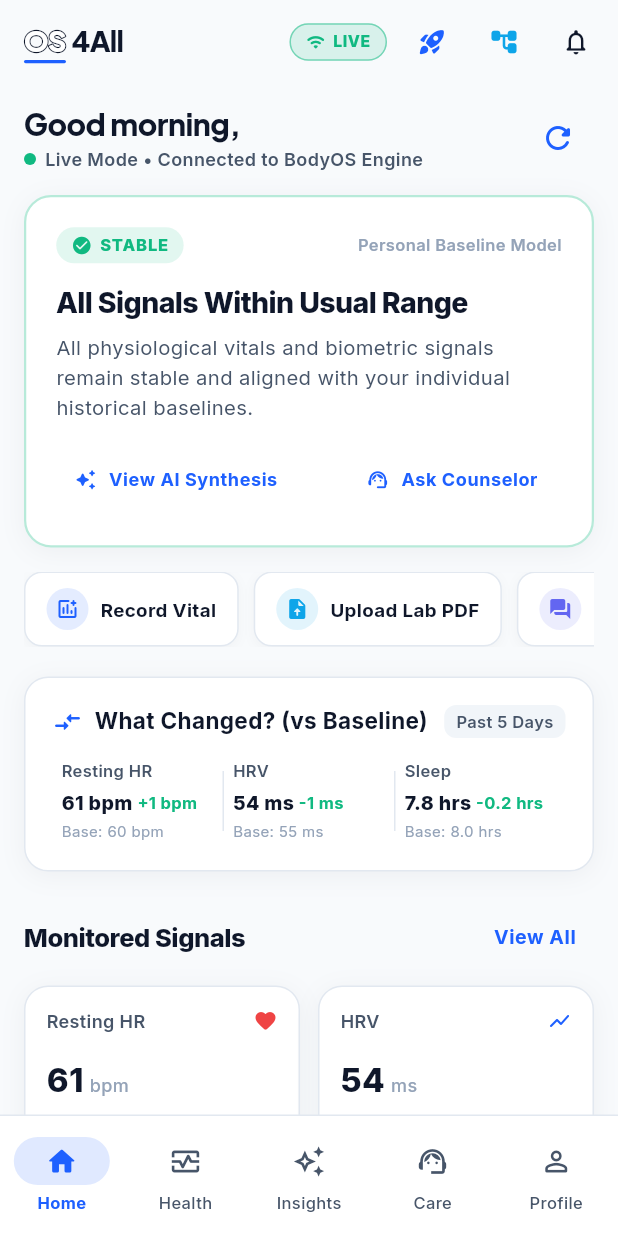
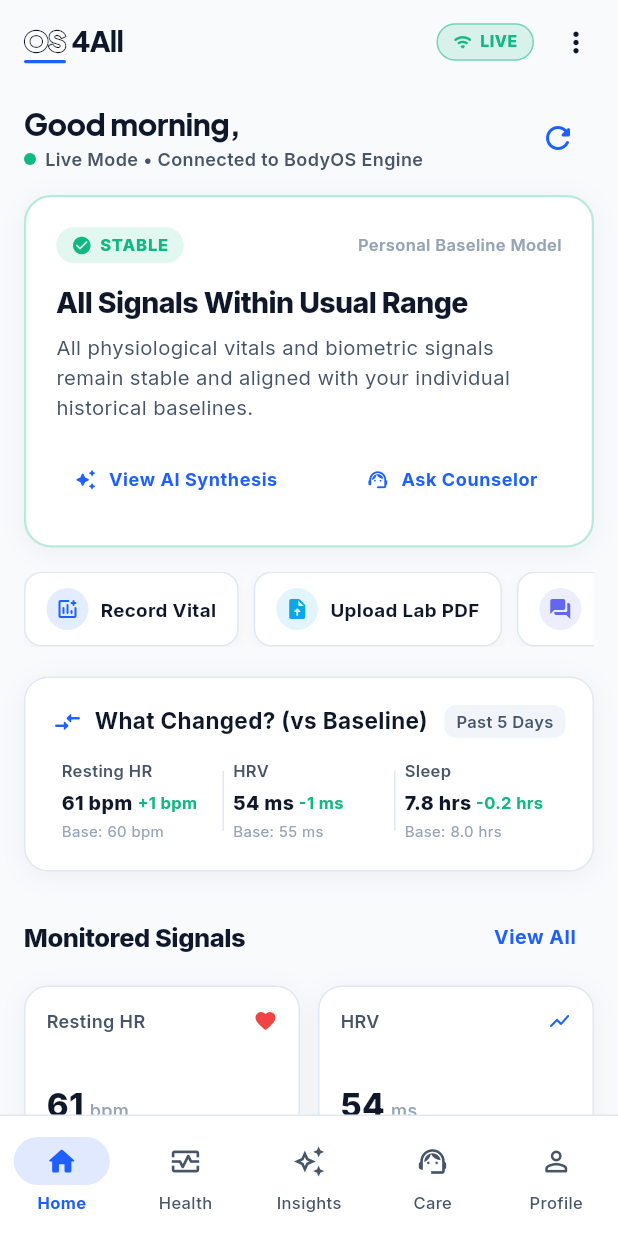
Before and after one commit to The-kanak/OS4All, a Flutter app: the AppShell screen opened directly, after a tap on the "refresh" icon, on a phone screen of 412 x 824 dp. Run offline on Flutter 3.47's test engine with Material 3 defaults, Android fonts, the phone set to English and light mode, and no system bars; our stand-ins replace file_picker, google_fonts, shared_preferences; accounts and stored records are empty; network calls fail.

Commit message:
fix(layout): eliminate nested AppBars and flex overflows across all screens
- Replaced redundant nested Scaffolds and AppBars in Health, Insights, Counselor, and Profile screens
- Condensed AppShell AppBar actions using PopupMenuButton to eliminate horizontal toolbar overflow
- Adjusted childAspectRatio in HomeScreen biometric signals grid from 1.45 to 1.15 to prevent bottom RenderFlex overflow
- Wrapped metric labels in Expanded in HealthScreen detail cards

```diff
--- a/frontend/lib/features/counselor/counselor_screen.dart
+++ b/frontend/lib/features/counselor/counselor_screen.dart
@@ -175,19 +175,22 @@ class _CounselorScreenState extends State<CounselorScreen> {
 
   @override
   Widget build(BuildContext context) {
-    return Scaffold(
-      backgroundColor: AppTheme.background,
-      appBar: AppBar(
-        title: const Row(
+    return Column(
       children: [
-            Icon(Icons.support_agent_rounded, color: AppTheme.primary, size: 24),
+        Container(
+          color: AppTheme.surface,
+          padding: const EdgeInsets.fromLTRB(16, 10, 16, 10),
+          child: const Row(
+            children: [
+              Icon(Icons.support_agent_rounded, color: AppTheme.primary, size: 22),
               SizedBox(width: 8),
-            Text('AI Health Counselor', style: TextStyle(fontWeight: FontWeight.w800, fontSize: 18)),
+              Text(
+                'AI Health Counselor',
+                style: TextStyle(fontWeight: FontWeight.w800, fontSize: 17, color: AppTheme.textPrimary),
+              ),
             ],
           ),
         ),
-      body: Column(
-        children: [
           // Emergency Alert Banner
           if (_emergencyAlertActive)
             Container(
@@ -292,7 +295,6 @@ class _CounselorScreenState extends State<CounselorScreen> {
             ),
           ),
         ],
-      ),
       );
     }
 
--- a/frontend/lib/features/health/health_screen.dart
+++ b/frontend/lib/features/health/health_screen.dart
@@ -47,21 +47,30 @@ class HealthScreenState extends State<HealthScreen> with SingleTickerProviderSta
       builder: (context, _) {
         final appState = AppStateManager.instance;
 
-        return Scaffold(
-          backgroundColor: AppTheme.background,
-          appBar: AppBar(
-            title: const Text(
+        return Column(
+          children: [
+            Container(
+              color: AppTheme.surface,
+              child: Column(
+                children: [
+                  Padding(
+                    padding: const EdgeInsets.fromLTRB(16, 8, 8, 0),
+                    child: Row(
+                      mainAxisAlignment: MainAxisAlignment.spaceBetween,
+                      children: [
+                        const Expanded(
+                          child: Text(
                             'Health Intelligence Hub',
-              style: TextStyle(fontWeight: FontWeight.w800, fontSize: 18),
+                            style: TextStyle(fontWeight: FontWeight.w800, fontSize: 17, color: AppTheme.textPrimary),
                           ),
-            actions: [
+                        ),
                         IconButton(
-                icon: const Icon(Icons.add_chart_rounded, color: AppTheme.primary),
+                          icon: const Icon(Icons.add_chart_rounded, color: AppTheme.primary, size: 20),
                           tooltip: 'Record Vital',
                           onPressed: () => AddVitalObservationDialog.show(context),
                         ),
                         IconButton(
-                icon: const Icon(Icons.refresh_rounded, color: AppTheme.textSecondary),
+                          icon: const Icon(Icons.refresh_rounded, color: AppTheme.textSecondary, size: 20),
                           tooltip: 'Refresh',
                           onPressed: () {
                             appState.refreshHealthStatus();
@@ -71,7 +80,9 @@ class HealthScreenState extends State<HealthScreen> with SingleTickerProviderSta
                           },
                         ),
                       ],
-            bottom: TabBar(
+                    ),
+                  ),
+                  TabBar(
                     controller: _tabController,
                     indicatorColor: AppTheme.primary,
                     indicatorWeight: 3,
@@ -85,8 +96,11 @@ class HealthScreenState extends State<HealthScreen> with SingleTickerProviderSta
                       Tab(text: 'Reports', icon: Icon(Icons.description_outlined, size: 18)),
                     ],
                   ),
+                ],
               ),
-          body: TabBarView(
+            ),
+            Expanded(
+              child: TabBarView(
                 controller: _tabController,
                 children: [
                   _buildSignalsTab(context, appState),
@@ -95,6 +109,8 @@ class HealthScreenState extends State<HealthScreen> with SingleTickerProviderSta
                   _buildReportsTab(context, appState),
                 ],
               ),
+            ),
+          ],
         );
       },
     );
@@ -238,10 +254,15 @@ class HealthScreenState extends State<HealthScreen> with SingleTickerProviderSta
           Row(
             mainAxisAlignment: MainAxisAlignment.spaceBetween,
             children: [
-              Text(
+              Expanded(
+                child: Text(
                   metricName,
+                  maxLines: 1,
+                  overflow: TextOverflow.ellipsis,
                   style: const TextStyle(fontSize: 15, fontWeight: FontWeight.w700, color: AppTheme.textPrimary),
                 ),
+              ),
+              const SizedBox(width: 8),
               Container(
                 padding: const EdgeInsets.symmetric(horizontal: 8, vertical: 3),
                 decoration: BoxDecoration(
@@ -451,10 +472,15 @@ class HealthScreenState extends State<HealthScreen> with SingleTickerProviderSta
           Row(
             mainAxisAlignment: MainAxisAlignment.spaceBetween,
             children: [
-              Text(
+              Expanded(
+                child: Text(
                   metric,
+                  maxLines: 1,
+                  overflow: TextOverflow.ellipsis,
                   style: const TextStyle(fontSize: 15, fontWeight: FontWeight.w700, color: AppTheme.textPrimary),
                 ),
+              ),
+              const SizedBox(width: 8),
               Container(
                 padding: const EdgeInsets.symmetric(horizontal: 8, vertical: 3),
                 decoration: BoxDecoration(
@@ -685,18 +711,9 @@ class HealthScreenState extends State<HealthScreen> with SingleTickerProviderSta
     final reports = appState.labReports;
     final isDemo = appState.isDemoMode;
 
-    return Scaffold(
-      backgroundColor: Colors.transparent,
-      floatingActionButton: FloatingActionButton.extended(
-        backgroundColor: AppTheme.primary,
-        foregroundColor: Colors.white,
-        icon: const Icon(Icons.upload_file_rounded),
-        label: const Text('Upload PDF (OCR)', style: TextStyle(fontWeight: FontWeight.bold)),
-        onPressed: () => Navigator.of(context).push(
-          MaterialPageRoute(builder: (_) => const ReportUploadScreen()),
-        ),
-      ),
-      body: SingleChildScrollView(
+    return Stack(
+      children: [
+        SingleChildScrollView(
           padding: const EdgeInsets.fromLTRB(16, 16, 16, 80),
         child: Column(
           crossAxisAlignment: CrossAxisAlignment.start,
@@ -767,6 +784,20 @@ class HealthScreenState extends State<HealthScreen> with SingleTickerProviderSta
           ],
         ),
       ),
+      Positioned(
+          right: 16,
+          bottom: 16,
+          child: FloatingActionButton.extended(
+            backgroundColor: AppTheme.primary,
+            foregroundColor: Colors.white,
+            icon: const Icon(Icons.upload_file_rounded),
+            label: const Text('Upload PDF (OCR)', style: TextStyle(fontWeight: FontWeight.bold)),
+            onPressed: () => Navigator.of(context).push(
+              MaterialPageRoute(builder: (_) => const ReportUploadScreen()),
+            ),
+          ),
+        ),
+      ],
     );
   }
 
--- a/frontend/lib/features/home/home_screen.dart
+++ b/frontend/lib/features/home/home_screen.dart
@@ -600,7 +600,7 @@ class HomeScreen extends StatelessWidget {
       crossAxisCount: 2,
       crossAxisSpacing: 12,
       mainAxisSpacing: 12,
-      childAspectRatio: 1.45,
+      childAspectRatio: 1.15,
       children: [
         _buildSignalCard(
           title: 'Resting HR',
--- a/frontend/lib/features/insights/insights_screen.dart
+++ b/frontend/lib/features/insights/insights_screen.dart
@@ -134,14 +134,23 @@ class _InsightsScreenState extends State<InsightsScreen> {
                 'Log daily temperature and hydration to assist longitudinal trend calibration.',
               ];
 
-        return Scaffold(
-          backgroundColor: AppTheme.background,
-          appBar: AppBar(
-            title: const Text('AI Health Intelligence', style: TextStyle(fontWeight: FontWeight.w800, fontSize: 18)),
-            actions: [
-              Padding(
-                padding: const EdgeInsets.only(right: 8),
-                child: TextButton.icon(
+        return SingleChildScrollView(
+          padding: const EdgeInsets.fromLTRB(16, 12, 16, 36),
+          child: Column(
+            crossAxisAlignment: CrossAxisAlignment.start,
+            children: [
+              // Top Title & Trace Action
+              Row(
+                mainAxisAlignment: MainAxisAlignment.spaceBetween,
+                children: [
+                  const Expanded(
+                    child: Text(
+                      'AI Health Intelligence',
+                      style: TextStyle(fontWeight: FontWeight.w800, fontSize: 18, color: AppTheme.textPrimary),
+                    ),
+                  ),
+                  const SizedBox(width: 8),
+                  TextButton.icon(
                     style: TextButton.styleFrom(
                       backgroundColor: AppTheme.primary.withValues(alpha: 0.12),
                       foregroundColor: AppTheme.primary,
@@ -149,19 +158,15 @@ class _InsightsScreenState extends State<InsightsScreen> {
                       shape: RoundedRectangleBorder(borderRadius: BorderRadius.circular(20)),
                     ),
                     icon: const Icon(Icons.account_tree_rounded, size: 15),
-                  label: const Text('TRACE PIPELINE', style: TextStyle(fontSize: 11, fontWeight: FontWeight.bold)),
+                    label: const Text('TRACE', style: TextStyle(fontSize: 11, fontWeight: FontWeight.bold)),
                     onPressed: () => Navigator.of(context).push(
                       MaterialPageRoute(builder: (_) => const IntelligenceTraceScreen()),
                     ),
                   ),
-              ),
                 ],
               ),
-          body: SingleChildScrollView(
-            padding: const EdgeInsets.fromLTRB(16, 12, 16, 36),
-            child: Column(
-              crossAxisAlignment: CrossAxisAlignment.start,
-              children: [
+              const SizedBox(height: 12),
+
               if (isDemo) ...[
                 const DemoDataNoticeBanner(label: 'DEMO DATA — NOT A REAL PATIENT'),
                 const SizedBox(height: 12),
@@ -375,7 +380,6 @@ class _InsightsScreenState extends State<InsightsScreen> {
                 }),
               ],
             ),
-          ),
           );
         },
       );
--- a/frontend/lib/features/profile/profile_screen.dart
+++ b/frontend/lib/features/profile/profile_screen.dart
@@ -162,13 +162,23 @@ class _ProfileScreenState extends State<ProfileScreen> {
         final profile = appState.userProfile;
         final isDemo = appState.isDemoMode;
 
-        return Scaffold(
-          backgroundColor: AppTheme.background,
-          appBar: AppBar(
-            title: const Text('Profile & Settings', style: TextStyle(fontWeight: FontWeight.w800, fontSize: 18)),
-            actions: [
+        return SingleChildScrollView(
+          padding: const EdgeInsets.fromLTRB(16, 12, 16, 36),
+          child: Column(
+            crossAxisAlignment: CrossAxisAlignment.start,
+            children: [
+              // Top Title & Sign Out Action
+              Row(
+                mainAxisAlignment: MainAxisAlignment.spaceBetween,
+                children: [
+                  const Expanded(
+                    child: Text(
+                      'Profile & Settings',
+                      style: TextStyle(fontWeight: FontWeight.w800, fontSize: 18, color: AppTheme.textPrimary),
+                    ),
+                  ),
                   IconButton(
-                icon: const Icon(Icons.logout_rounded, color: AppTheme.critical),
+                    icon: const Icon(Icons.logout_rounded, color: AppTheme.critical, size: 20),
                     tooltip: 'Sign Out',
                     onPressed: () async {
                       await appState.logout();
@@ -182,11 +192,8 @@ class _ProfileScreenState extends State<ProfileScreen> {
                   ),
                 ],
               ),
-          body: SingleChildScrollView(
-            padding: const EdgeInsets.all(16),
-            child: Column(
-              crossAxisAlignment: CrossAxisAlignment.start,
-              children: [
+              const SizedBox(height: 10),
+
               if (isDemo) ...[
                 const DemoDataNoticeBanner(label: 'DEMO DATA — NOT A REAL PATIENT'),
                 const SizedBox(height: 12),
@@ -469,7 +476,6 @@ class _ProfileScreenState extends State<ProfileScreen> {
                 ),
               ],
             ),
-          ),
           );
         },
       );
--- a/frontend/lib/features/shell/app_shell.dart
+++ b/frontend/lib/features/shell/app_shell.dart
@@ -160,27 +160,61 @@ class AppShellState extends State<AppShell> {
                   ),
                 ),
               ),
-              const SizedBox(width: 6),
+              const SizedBox(width: 4),
 
-              // Launch Demo / Trace action buttons
-              IconButton(
-                tooltip: 'Run 10-Step Demo',
-                icon: const Icon(Icons.rocket_launch_rounded, color: AppTheme.primary, size: 20),
-                onPressed: () => LaunchDemoModal.show(context),
-              ),
-              IconButton(
-                tooltip: 'Intelligence Trace',
-                icon: const Icon(Icons.account_tree_rounded, color: AppTheme.secondary, size: 20),
-                onPressed: () => Navigator.of(context).push(
-                  MaterialPageRoute(builder: (_) => const IntelligenceTraceScreen()),
-                ),
-              ),
-              IconButton(
-                tooltip: 'Alerts',
-                icon: const Icon(Icons.notifications_none_rounded, color: AppTheme.textPrimary, size: 20),
-                onPressed: () => Navigator.of(context).push(
-                  MaterialPageRoute(builder: (_) => const AlertsScreen()),
-                ),
+              // Quick Tools & Actions Overflow Menu
+              PopupMenuButton<String>(
+                icon: const Icon(Icons.more_vert_rounded, color: AppTheme.textPrimary, size: 22),
+                tooltip: 'More Actions',
+                onSelected: (value) {
+                  switch (value) {
+                    case 'demo':
+                      LaunchDemoModal.show(context);
+                      break;
+                    case 'trace':
+                      Navigator.of(context).push(
+                        MaterialPageRoute(builder: (_) => const IntelligenceTraceScreen()),
+                      );
+                      break;
+                    case 'alerts':
+                      Navigator.of(context).push(
+                        MaterialPageRoute(builder: (_) => const AlertsScreen()),
+                      );
+                      break;
+                  }
+                },
+                itemBuilder: (ctx) => [
+                  const PopupMenuItem(
+                    value: 'demo',
+                    child: Row(
+                      children: [
+                        Icon(Icons.rocket_launch_rounded, color: AppTheme.primary, size: 18),
+                        SizedBox(width: 10),
+                        Text('Run 10-Step Demo', style: TextStyle(fontSize: 13, fontWeight: FontWeight.w600)),
+                      ],
+                    ),
+                  ),
+                  const PopupMenuItem(
+                    value: 'trace',
+                    child: Row(
+                      children: [
+                        Icon(Icons.account_tree_rounded, color: AppTheme.secondary, size: 18),
+                        SizedBox(width: 10),
+                        Text('Intelligence Trace', style: TextStyle(fontSize: 13, fontWeight: FontWeight.w600)),
+                      ],
+                    ),
+                  ),
+                  const PopupMenuItem(
+                    value: 'alerts',
+                    child: Row(
+                      children: [
+                        Icon(Icons.notifications_none_rounded, color: AppTheme.textPrimary, size: 18),
+                        SizedBox(width: 10),
+                        Text('Patient Alerts', style: TextStyle(fontSize: 13, fontWeight: FontWeight.w600)),
+                      ],
+                    ),
+                  ),
+                ],
               ),
               const SizedBox(width: 4),
             ],
```
Lines whose indentation alone changed are shown as unchanged.
